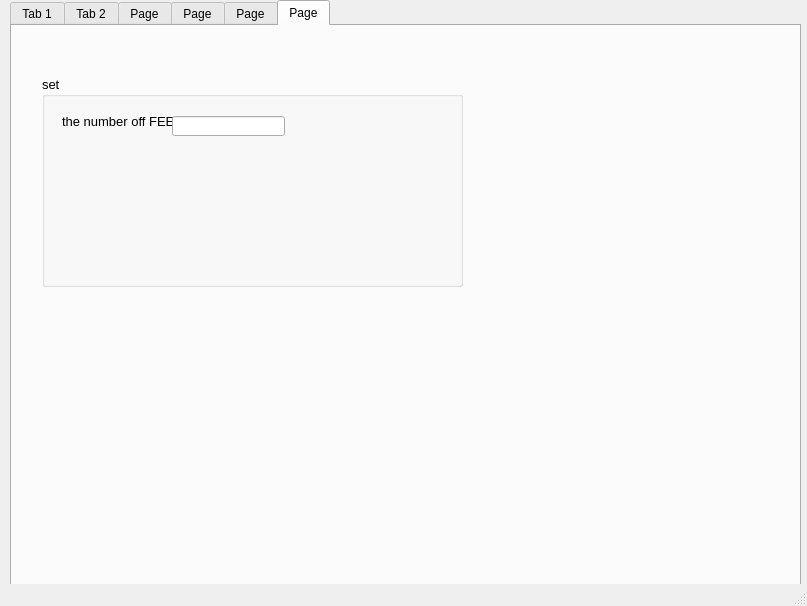
Old version of the form mainwindow.ui in the repository Dreamcatcher-aug/muon_Window.
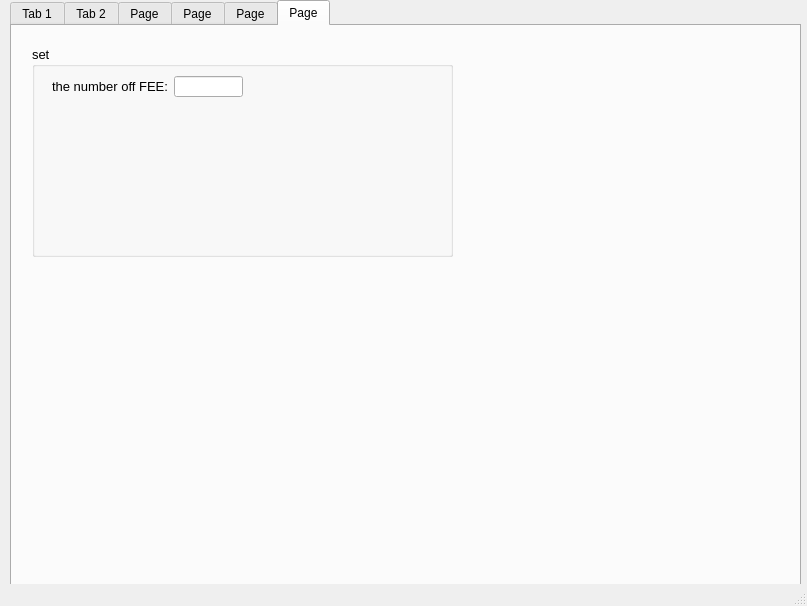
New version of the form. The open tabs and pages were chosen to show the change.

Diff of the .ui file:
```diff
--- a/mainwindow.ui
+++ b/mainwindow.ui
@@ -4761,8 +4761,8 @@
      <widget class="QGroupBox" name="groupBox_2">
       <property name="geometry">
        <rect>
-        <x>30</x>
-        <y>50</y>
+        <x>20</x>
+        <y>20</y>
         <width>421</width>
         <height>211</height>
        </rect>
@@ -4775,28 +4775,27 @@
       <property name="title">
        <string>set</string>
       </property>
-      <widget class="QLabel" name="label_114">
+      <widget class="QWidget" name="">
        <property name="geometry">
         <rect>
          <x>20</x>
          <y>30</y>
-         <width>141</width>
-         <height>31</height>
+         <width>191</width>
+         <height>21</height>
         </rect>
        </property>
-       <property name="text">
-        <string>the number off FEE:</string>
-       </property>
-      </widget>
-      <widget class="QLineEdit" name="FEE_num">
-       <property name="geometry">
-        <rect>
-         <x>130</x>
-         <y>40</y>
-         <width>113</width>
-         <height>20</height>
-        </rect>
-       </property>
+       <layout class="QHBoxLayout" name="horizontalLayout_134">
+        <item>
+         <widget class="QLabel" name="label_114">
+          <property name="text">
+           <string>the number off FEE:</string>
+          </property>
+         </widget>
+        </item>
+        <item>
+         <widget class="QLineEdit" name="FEE_num"/>
+        </item>
+       </layout>
       </widget>
      </widget>
     </widget>
```
Left out of the diff: 2 changed lines with no effect on the pictures.
